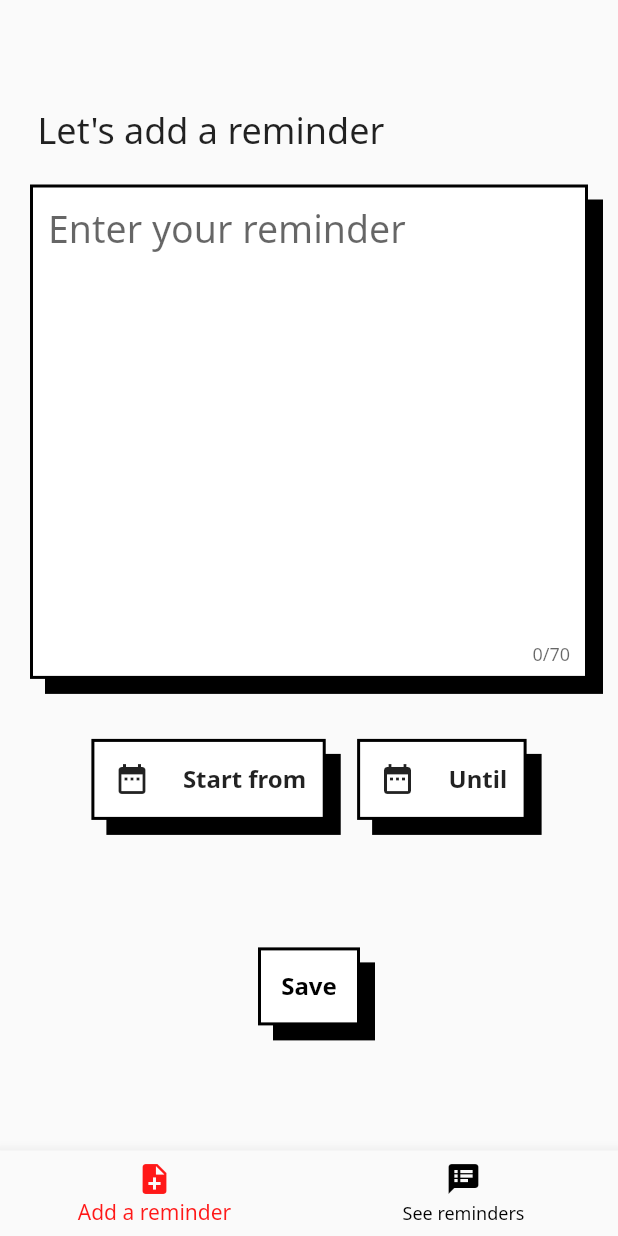
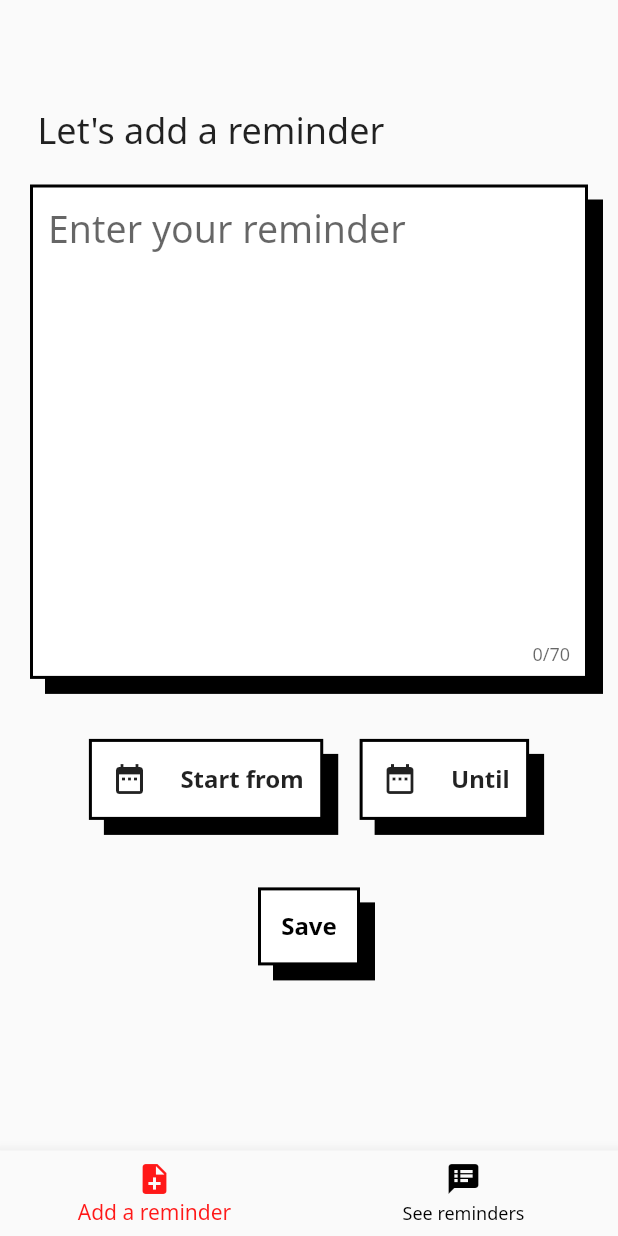
Before and after one commit to EnesCaliskan/reminder_app, a Flutter app: the screen it shows after launch, after a tap on "Save", on a phone screen of 412 x 824 dp. Run offline on Flutter 3.47's test engine with Material 2 defaults, Android fonts, the phone set to English and light mode, and no system bars; our stand-ins replace flutter_local_notifications, google_fonts, hive, hive_flutter, rxdart, timezone; accounts and stored records are empty.

Commit message:
- That's a wrap

```diff
--- /dev/null
+++ b/lib/controllers/notification_controller.dart
@@ -0,0 +1,64 @@
+import 'package:flutter_local_notifications/flutter_local_notifications.dart';
+import 'package:rxdart/rxdart.dart';
+import 'package:timezone/data/latest.dart' as tz;
+import 'package:timezone/timezone.dart' as tz;
+
+class NotificationApi {
+  static final _notifications = FlutterLocalNotificationsPlugin();
+  static final onNotifications = BehaviorSubject<String?>();
+
+  static Future _notificationDetails() async{
+    return const NotificationDetails(
+      android: AndroidNotificationDetails(
+        'channel id',
+        'channel name',
+        'channel description',
+        importance: Importance.high,
+        priority: Priority.high,
+        fullScreenIntent: true,
+      ),
+      iOS: IOSNotificationDetails(),
+    );
+  }
+
+  static Future init({bool initScheduled = false}) async {
+    final android = AndroidInitializationSettings('app_icon');
+    final iOS = IOSInitializationSettings();
+    final settings = InitializationSettings(android: android, iOS: iOS);
+
+    await _notifications.initialize(
+      settings,
+      onSelectNotification: (payload) async{
+        onNotifications.add(payload);
+      }
+    );
+  }
+
+  static Future<void> turnOffNotification() async {
+    await _notifications.cancelAll();
+  }
+
+  static Future<void> turnOffNotificationById(int id) async {
+    await _notifications.cancel(id);
+  }
+
+  static Future showScheduledNotification({
+    required int id,
+    String? title,
+    String? body,
+    String? payload,
+    required DateTime scheduledDate,
+  }) async =>
+      _notifications.zonedSchedule(
+        id,
+        title,
+        body,
+        tz.TZDateTime.from(scheduledDate, tz.local),
+        await _notificationDetails(),
+        payload: payload,
+        androidAllowWhileIdle: true,
+        uiLocalNotificationDateInterpretation:
+          UILocalNotificationDateInterpretation.absoluteTime,
+      );
+
+}
--- a/lib/main.dart
+++ b/lib/main.dart
@@ -9,12 +9,16 @@ import 'assets/constants.dart';
 import 'package:google_fonts/google_fonts.dart';
 import 'package:hive/hive.dart';
 import 'package:hive_flutter/hive_flutter.dart';
+import 'package:reminder_app/controllers/notification_controller.dart';
+import 'package:timezone/data/latest.dart' as tz;
+import 'package:timezone/timezone.dart' as tz;
 
 void main() async {
   WidgetsFlutterBinding.ensureInitialized();
   await Hive.initFlutter();
   Hive.registerAdapter(ReminderAdapter());
   await Hive.openBox<Reminder>('reminders');
+  tz.initializeTimeZones();
   runApp(ReminderApp());
 }
 
@@ -24,6 +28,20 @@ class ReminderApp extends StatefulWidget {
 }
 
 class _ReminderAppState extends State<ReminderApp> {
+
+  @override
+  void initState() {
+    super.initState();
+    NotificationApi.init(initScheduled: true);
+    listenNotifications();
+  }
+
+  void listenNotifications() =>
+      NotificationApi.onNotifications.stream.listen((value) {
+      Navigator.of(context).push(MaterialPageRoute(
+          builder: (context) => ReminderPage()));
+  });
+
   void onTappedBar(int index) {
     setState(() {
       _currentIndex = index;
--- a/lib/screens/addreminder_screen.dart
+++ b/lib/screens/addreminder_screen.dart
@@ -1,4 +1,3 @@
-// ignore_for_file: prefer_const_constructors
 import 'package:flutter/cupertino.dart';
 import 'package:flutter/material.dart';
 import 'package:reminder_app/widgets/addreminder_widgets.dart';
@@ -11,6 +10,7 @@ class AddReminder extends StatefulWidget {
 }
 
 class _AddReminderState extends State<AddReminder> {
+
   @override
   Widget build(BuildContext context) {
     return Column(
@@ -19,10 +19,10 @@ class _AddReminderState extends State<AddReminder> {
         ReminderTitle(),
         CreateTextField(),
         Padding(
-          padding: EdgeInsets.all(40.0),
+          padding: EdgeInsets.only(top: 40.0, left: 35.0, right: 35.0),
           child: Row(
             mainAxisAlignment: MainAxisAlignment.spaceEvenly,
-            children: [
+            children: const [
               TimePicker(dateText: 'Start from', timeInfo: 'startingTime',),
               TimePicker(dateText: 'Until', timeInfo: 'finishingTime',),
             ],
--- a/lib/screens/reminders_screen.dart
+++ b/lib/screens/reminders_screen.dart
@@ -6,6 +6,7 @@ import 'package:reminder_app/assets/constants.dart';
 import 'package:reminder_app/models/reminder.dart';
 import 'package:reminder_app/providers/boxes.dart';
 import 'package:reminder_app/widgets/addreminder_widgets.dart';
+import 'package:reminder_app/controllers/notification_controller.dart';
 
 class ReminderPage extends StatefulWidget {
   const ReminderPage({Key? key}) : super(key: key);
@@ -24,9 +25,10 @@ class _ReminderPageState extends State<ReminderPage> {
   @override
   Widget build(BuildContext context) {
 
-    Future clearCart() async {
+    Future clearReminders() async {
       final box = Boxes.getReminders();
       box.deleteAll(box.keys);
+      NotificationApi.turnOffNotification();
     }
 
     Future clearSelected(Reminder reminder) async {
@@ -122,7 +124,7 @@ class _ReminderPageState extends State<ReminderPage> {
                 decoration: buttonStyle,
                 child: TextButton(
                   onPressed: () {
-                    clearCart();
+                    clearReminders();
                   },
                   child: const Text(
                     'Clear Reminders',
--- a/lib/widgets/addreminder_widgets.dart
+++ b/lib/widgets/addreminder_widgets.dart
@@ -2,9 +2,11 @@ import 'package:flutter/cupertino.dart';
 import 'package:flutter/material.dart';
 import 'package:provider/provider.dart';
 import 'package:reminder_app/assets/constants.dart';
+import 'package:reminder_app/controllers/notification_controller.dart';
 import 'package:reminder_app/models/reminder.dart';
 import 'package:reminder_app/providers/boxes.dart';
 import 'package:reminder_app/providers/reminder_provider.dart';
+import 'package:intl/intl.dart';
 
 class AddDateColumn extends StatefulWidget {
   final String dateText;
@@ -244,13 +246,13 @@ class SaveButton extends StatefulWidget {
   _SaveButtonState createState() => _SaveButtonState();
 }
 class _SaveButtonState extends State<SaveButton> {
+  DateTime now = DateTime.now();
 
   Future addReminder(String reminderText, String startingTime, String finishingTime) async {
     final reminder = Reminder()
       ..reminderText = reminderText
       ..startingTime = startingTime
       ..finishingTime = finishingTime;
-
     final box = Boxes.getReminders();
     box.add(reminder);
   }
@@ -258,14 +260,57 @@ class _SaveButtonState extends State<SaveButton> {
   @override
   Widget build(BuildContext context) {
     var reminderProvider = Provider.of<ReminderProvider>(context);
+    List list = List.generate(100, (i) => i);
+    list.shuffle();
+    int firstRandomNum = list[0];
+    int secondRandomNum = list[1];
     return Container(
       decoration: buttonStyle,
       child: TextButton(
         onPressed: () {
+          list.shuffle();
           addReminder(
               reminderProvider.reminderMessage,
               reminderProvider.startTime,
               reminderProvider.finishingTime);
+
+          DateTime scheduledStartingDate = DateFormat(
+            "yyyy-MM-dd hh:mm:ss"
+          ).parse(
+              "${now.year}-${now.month}-${now.day} ${reminderProvider.startTime}:00");
+
+          DateTime scheduledFinishingDate = DateFormat(
+              "yyyy-MM-dd hh:mm:ss"
+          ).parse(
+              "${now.year}-${now.month}-${now.day} ${reminderProvider.finishingTime}:00");
+
+
+          NotificationApi.showScheduledNotification(
+              id: firstRandomNum,
+              title: 'Reminder!',
+              body: reminderProvider.reminderMessage,
+              payload: reminderProvider.reminderMessage,
+              scheduledDate: scheduledStartingDate,
+          );
+
+          NotificationApi.showScheduledNotification(
+            id: secondRandomNum,
+            title: 'Time is up!',
+            body: reminderProvider.reminderMessage,
+            payload: reminderProvider.reminderMessage,
+            scheduledDate: scheduledFinishingDate,
+          );
+
+          final snackBar = SnackBar(
+            content: Text(
+              'Reminder set up for ' + reminderProvider.startTime,
+               style: TextStyle(fontSize: 20.0, color: Colors.white),
+            ),
+            backgroundColor: Colors.black,
+          );
+          ScaffoldMessenger.of(context)
+          ..removeCurrentSnackBar()
+          ..showSnackBar(snackBar);
         },
         child: const Text(
           'Save',
--- a/pubspec.yaml
+++ b/pubspec.yaml
@@ -11,6 +11,9 @@ dependencies:
   hive_flutter: ^1.0.0
   google_fonts: ^2.1.0
   provider: ^5.0.0
+  flutter_local_notifications: ^8.2.0
+  rxdart: ^0.27.2
+  intl: ^0.17.0
   flutter:
     sdk: flutter
 
@@ -26,6 +29,8 @@ dev_dependencies:
   flutter_lints: ^1.0.0
 
 flutter:
+  assets:
+    - lib\assets\notification.png
   uses-material-design: true
   fonts:
     - family: Helvetica
```
Also changed, not shown: lib/assets/notification.png (added), lib/models/reminder.g.dart (added), pubspec.lock, 1 other file.
